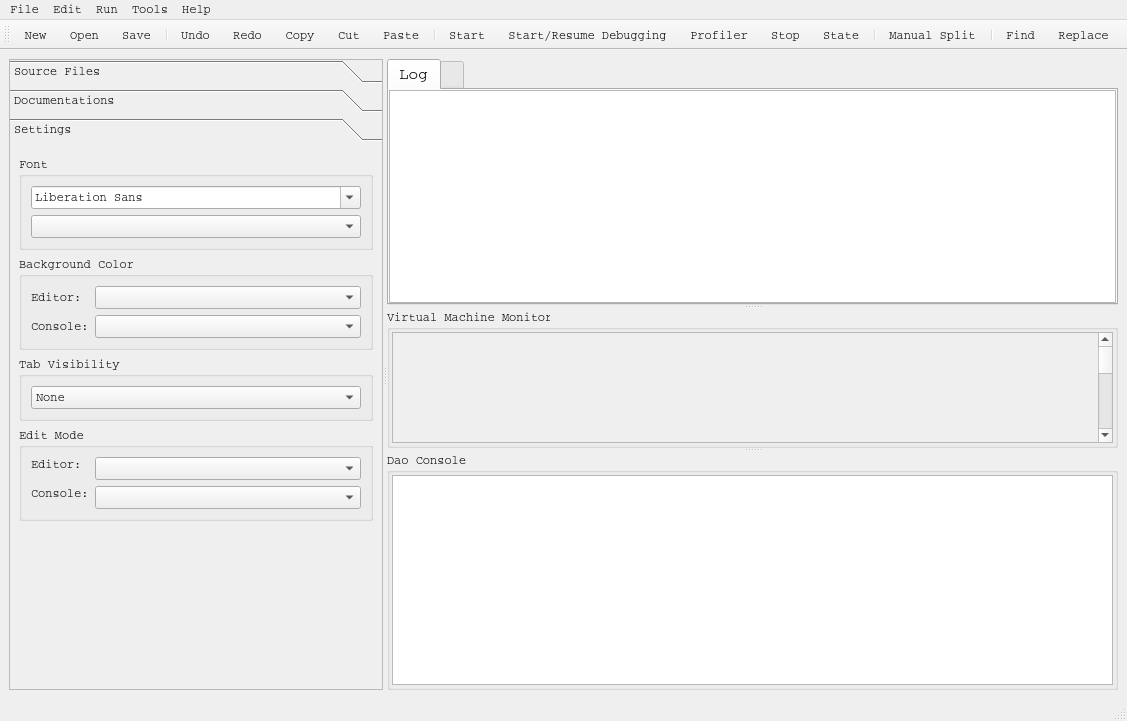
This is src/daoStudio.ui in daokoder/daostudio as Qt 5 draws it before an edit. The edited form follows.
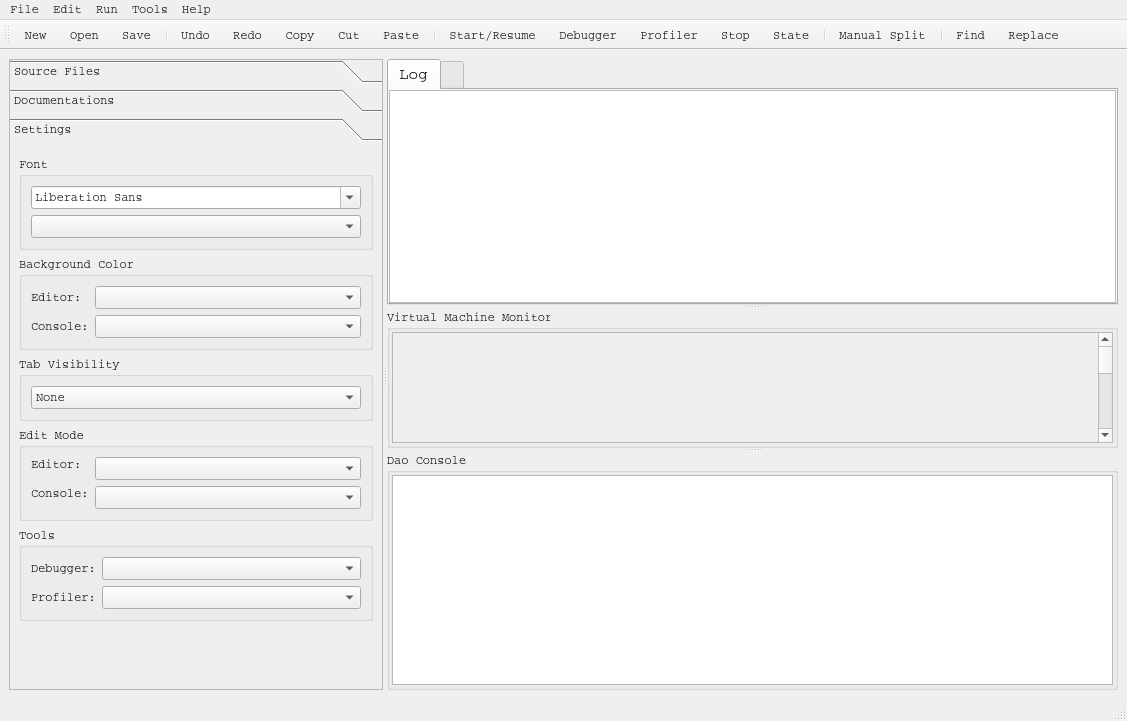
This is the edited form. The open tabs and pages were chosen to show the change. Icons and pictures are not drawn. Custom widgets are drawn as their Qt base class.

Commit message: Add: console debugger and various improvements;

```diff
--- a/src/daoStudio.ui
+++ b/src/daoStudio.ui
@@ -73,7 +73,7 @@
         <enum>QFrame::Plain</enum>
        </property>
        <property name="currentIndex">
-        <number>0</number>
+        <number>2</number>
        </property>
        <widget class="QWidget" name="pageSourceFile">
         <property name="geometry">
@@ -308,8 +308,8 @@
          <rect>
           <x>0</x>
           <y>0</y>
-          <width>100</width>
-          <height>88</height>
+          <width>344</width>
+          <height>510</height>
          </rect>
         </property>
         <property name="sizePolicy">
@@ -376,8 +376,8 @@
          <rect>
           <x>0</x>
           <y>0</y>
-          <width>100</width>
-          <height>377</height>
+          <width>344</width>
+          <height>510</height>
          </rect>
         </property>
         <property name="sizePolicy">
@@ -730,6 +730,79 @@
            </layout>
           </widget>
          </item>
+         <item>
+          <widget class="QGroupBox" name="groupBox_6">
+           <property name="minimumSize">
+            <size>
+             <width>0</width>
+             <height>50</height>
+            </size>
+           </property>
+           <property name="title">
+            <string>Tools</string>
+           </property>
+           <layout class="QGridLayout" name="gridLayout_3">
+            <item row="0" column="1">
+             <widget class="QComboBox" name="wgtDebuggerList">
+              <property name="sizePolicy">
+               <sizepolicy hsizetype="MinimumExpanding" vsizetype="Fixed">
+                <horstretch>0</horstretch>
+                <verstretch>0</verstretch>
+               </sizepolicy>
+              </property>
+              <property name="minimumSize">
+               <size>
+                <width>100</width>
+                <height>0</height>
+               </size>
+              </property>
+             </widget>
+            </item>
+            <item row="0" column="0">
+             <widget class="QLabel" name="label_5">
+              <property name="sizePolicy">
+               <sizepolicy hsizetype="Minimum" vsizetype="Preferred">
+                <horstretch>0</horstretch>
+                <verstretch>0</verstretch>
+               </sizepolicy>
+              </property>
+              <property name="text">
+               <string>Debugger:</string>
+              </property>
+             </widget>
+            </item>
+            <item row="1" column="0">
+             <widget class="QLabel" name="label_6">
+              <property name="sizePolicy">
+               <sizepolicy hsizetype="Minimum" vsizetype="Preferred">
+                <horstretch>0</horstretch>
+                <verstretch>0</verstretch>
+               </sizepolicy>
+              </property>
+              <property name="text">
+               <string>Profiler:</string>
+              </property>
+             </widget>
+            </item>
+            <item row="1" column="1">
+             <widget class="QComboBox" name="wgtProfilerList">
+              <property name="sizePolicy">
+               <sizepolicy hsizetype="MinimumExpanding" vsizetype="Fixed">
+                <horstretch>0</horstretch>
+                <verstretch>0</verstretch>
+               </sizepolicy>
+              </property>
+              <property name="minimumSize">
+               <size>
+                <width>100</width>
+                <height>0</height>
+               </size>
+              </property>
+             </widget>
+            </item>
+           </layout>
+          </widget>
+         </item>
          <item>
           <spacer name="verticalSpacer">
            <property name="orientation">
@@ -929,7 +1002,7 @@
     </property>
     <addaction name="actionStart"/>
     <addaction name="actionStop"/>
-    <addaction name="actionDebug"/>
+    <addaction name="actionDebugger"/>
    </widget>
    <widget class="QMenu" name="menuTools">
     <property name="title">
@@ -970,7 +1043,7 @@
    <addaction name="actionPaste"/>
    <addaction name="separator"/>
    <addaction name="actionStart"/>
-   <addaction name="actionDebug"/>
+   <addaction name="actionDebugger"/>
    <addaction name="actionProfiler"/>
    <addaction name="actionStop"/>
    <addaction name="actionState"/>
@@ -1072,7 +1145,7 @@
      <normaloff>:/images/start.png</normaloff>:/images/start.png</iconset>
    </property>
    <property name="text">
-    <string>Start</string>
+    <string>Start/Resume</string>
    </property>
   </action>
   <action name="actionStop">
@@ -1113,16 +1186,19 @@
     <string>State</string>
    </property>
   </action>
-  <action name="actionDebug">
+  <action name="actionDebugger">
+   <property name="checkable">
+    <bool>true</bool>
+   </property>
    <property name="icon">
     <iconset resource="../daostudio.qrc">
      <normaloff>:/images/debug.png</normaloff>:/images/debug.png</iconset>
    </property>
    <property name="text">
-    <string>Start/Resume Debugging</string>
+    <string>Debugger</string>
    </property>
    <property name="toolTip">
-    <string>Start/Resume Debugging</string>
+    <string>Activate/Deactivate Debugger</string>
    </property>
   </action>
   <action name="actionTips">
```
The commit also changes 12 other files.
